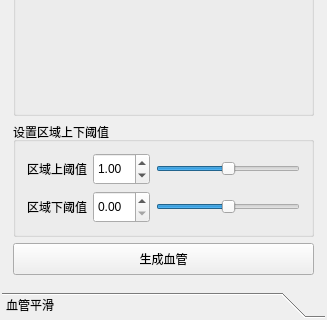
linson7017/MIPF, file Plugins/Mipf_Plugin_VesselSegmentation/VesselSegmentationController.ui: the form before one commit; both pictures show x 0 to 327 and y 279 to 599 of the 327 by 599 pixel window.
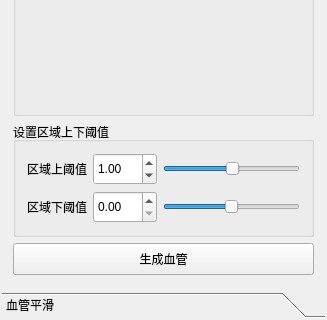
The form after the commit. Icons and pictures are not drawn. Custom widgets are drawn as their Qt base class.

Patch:
```diff
--- a/Plugins/Mipf_Plugin_VesselSegmentation/VesselSegmentationController.ui
+++ b/Plugins/Mipf_Plugin_VesselSegmentation/VesselSegmentationController.ui
@@ -182,6 +182,9 @@
                 <height>32</height>
                </size>
               </property>
+              <property name="maximum">
+               <double>500.000000000000000</double>
+              </property>
               <property name="value">
                <double>1.000000000000000</double>
               </property>
@@ -237,6 +240,9 @@
                 <height>32</height>
                </size>
               </property>
+              <property name="maximum">
+               <double>500.000000000000000</double>
+              </property>
              </widget>
             </item>
             <item>
```
Left out of the diff: 4 changed lines with no effect on the pictures.
